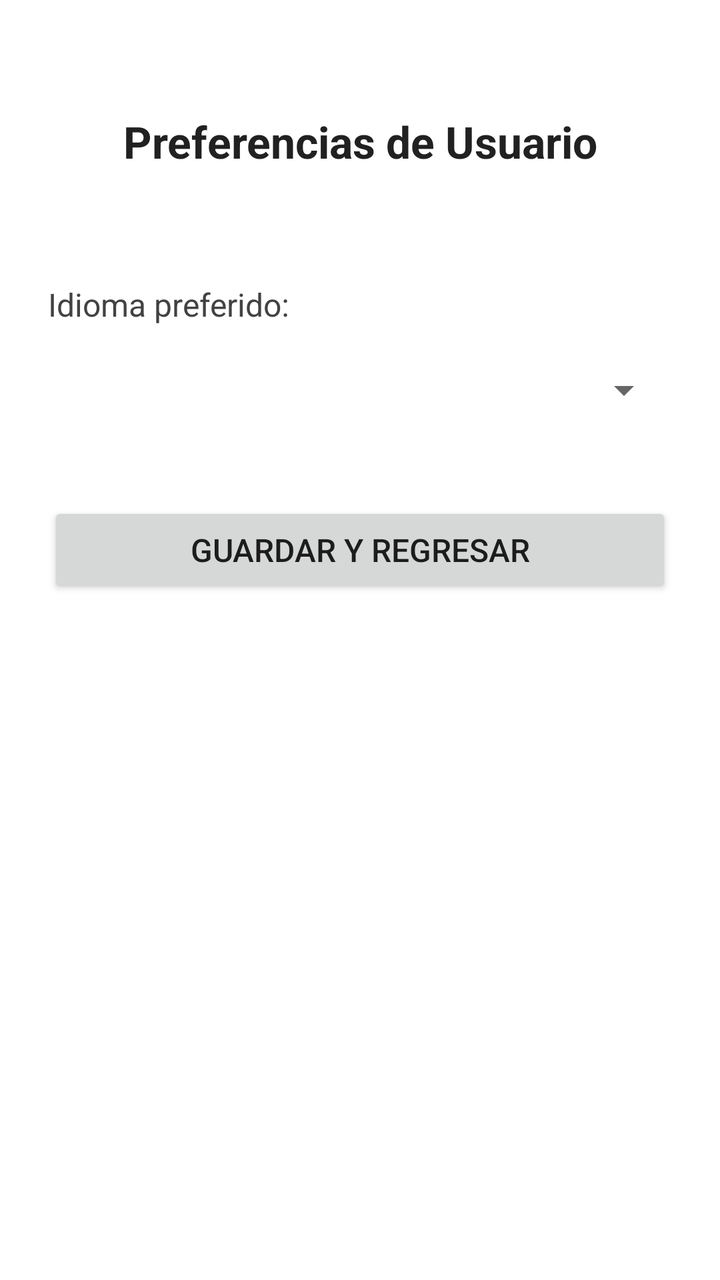
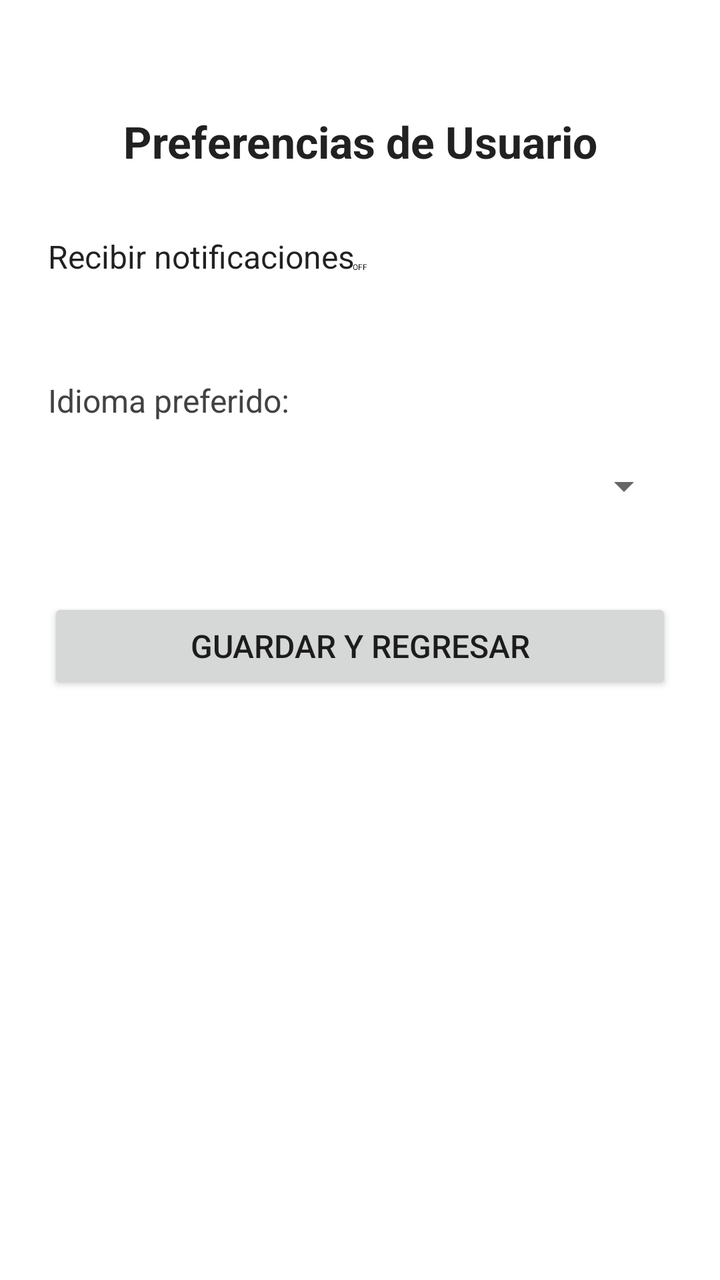

Compare the two renders of this Android layout. The source of the first and the diff that turns it into the second are given below.
<!-- AndroidManifest.xml: application theme Theme.Aplicacion_one -->
<!-- res/layout/activity_preferencias.xml -->
<?xml version="1.0" encoding="utf-8"?>
<androidx.constraintlayout.widget.ConstraintLayout xmlns:android="http://schemas.android.com/apk/res/android"
    xmlns:app="http://schemas.android.com/apk/res-auto"
    xmlns:tools="http://schemas.android.com/tools"
    android:layout_width="match_parent"
    android:layout_height="match_parent"
    android:padding="24dp"
    tools:context=".PreferenciasActivity">

    
    <TextView
        android:id="@+id/txtTituloPreferencias"
        android:layout_width="wrap_content"
        android:layout_height="wrap_content"
        android:layout_marginTop="32dp"
        android:text="@string/titulo_preferencias"
        android:textColor="#212121"
        android:textSize="22sp"
        android:textStyle="bold"
        app:layout_constraintEnd_toEndOf="parent"
        app:layout_constraintStart_toStartOf="parent"
        app:layout_constraintTop_toTopOf="parent" />

    
    <LinearLayout
        android:id="@+id/layoutOpciones"
        android:layout_width="0dp"
        android:layout_height="wrap_content"
        android:layout_marginTop="32dp"
        android:orientation="vertical"
        app:layout_constraintEnd_toEndOf="parent"
        app:layout_constraintStart_toStartOf="parent"
        app:layout_constraintTop_toBottomOf="@id/txtTituloPreferencias">

        
        <com.google.android.material.materialswitch.MaterialSwitch
            android:id="@+id/swNotificaciones"
            android:layout_width="match_parent"
            android:layout_height="wrap_content"
            android:minHeight="48dp"
            android:text="@string/sw_notificaciones"
            android:textSize="16sp" />

        
        <TextView
            android:id="@+id/txtLabelIdioma"
            android:layout_width="wrap_content"
            android:layout_height="wrap_content"
            android:layout_marginTop="24dp"
            android:text="@string/label_idioma"
            android:textColor="#424242"
            android:textSize="16sp" />

        
        <Spinner
            android:id="@+id/spIdioma"
            android:layout_width="match_parent"
            android:layout_height="wrap_content"
            android:layout_marginTop="8dp"
            android:minHeight="48dp"
            android:spinnerMode="dropdown" />

    </LinearLayout>

    
    <Button
        android:id="@+id/btnVolver"
        android:layout_width="0dp"
        android:layout_height="wrap_content"
        android:layout_marginTop="32dp"
        android:onClick="onVolverClick"
        android:text="Guardar y Regresar"
        android:textSize="16sp"
        app:layout_constraintEnd_toEndOf="parent"
        app:layout_constraintStart_toStartOf="parent"
        app:layout_constraintTop_toBottomOf="@id/layoutOpciones" />

</androidx.constraintlayout.widget.ConstraintLayout>
<!-- resources referenced by this layout -->
<resources>
  <string name="label_idioma">Idioma preferido:</string>
  <string name="sw_notificaciones">Recibir notificaciones</string>
  <string name="titulo_preferencias">Preferencias de Usuario</string>
  <style name="Theme.Aplicacion_one" parent="Theme.MaterialComponents.DayNight.NoActionBar">
          
          <item name="colorPrimary">#D32F2F</item>
          <item name="colorPrimaryVariant">#B71C1C</item>
          <item name="colorOnPrimary">#FFFFFF</item>
          <item name="colorSecondary">#1976D2</item>
          <item name="colorSecondaryVariant">#0D47A1</item>
          <item name="colorOnSecondary">#FFFFFF</item>
      </style>
</resources>

<!-- the commit's change to res/layout/activity_preferencias.xml (unified diff, before → after) -->
@@ -39,7 +39,9 @@
             android:layout_height="wrap_content"
             android:minHeight="48dp"
             android:text="@string/sw_notificaciones"
-            android:textSize="16sp" />
+            android:textSize="16sp"
+            android:textOn="ON"
+            android:textOff="OFF" />
 
         
         <TextView
